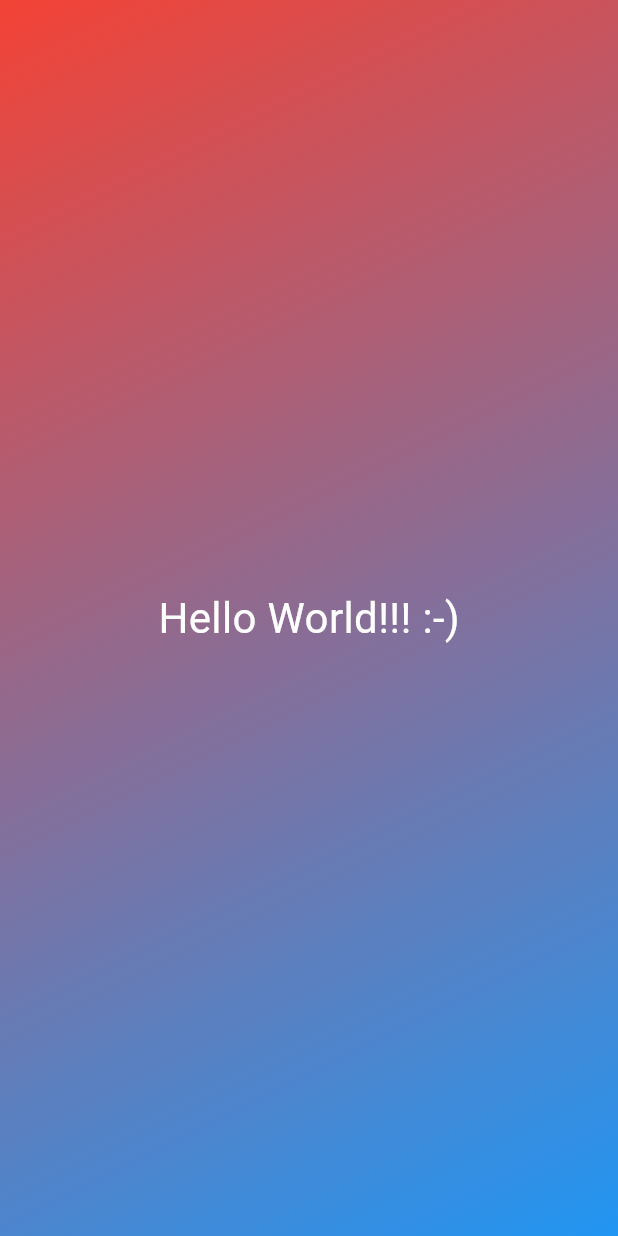
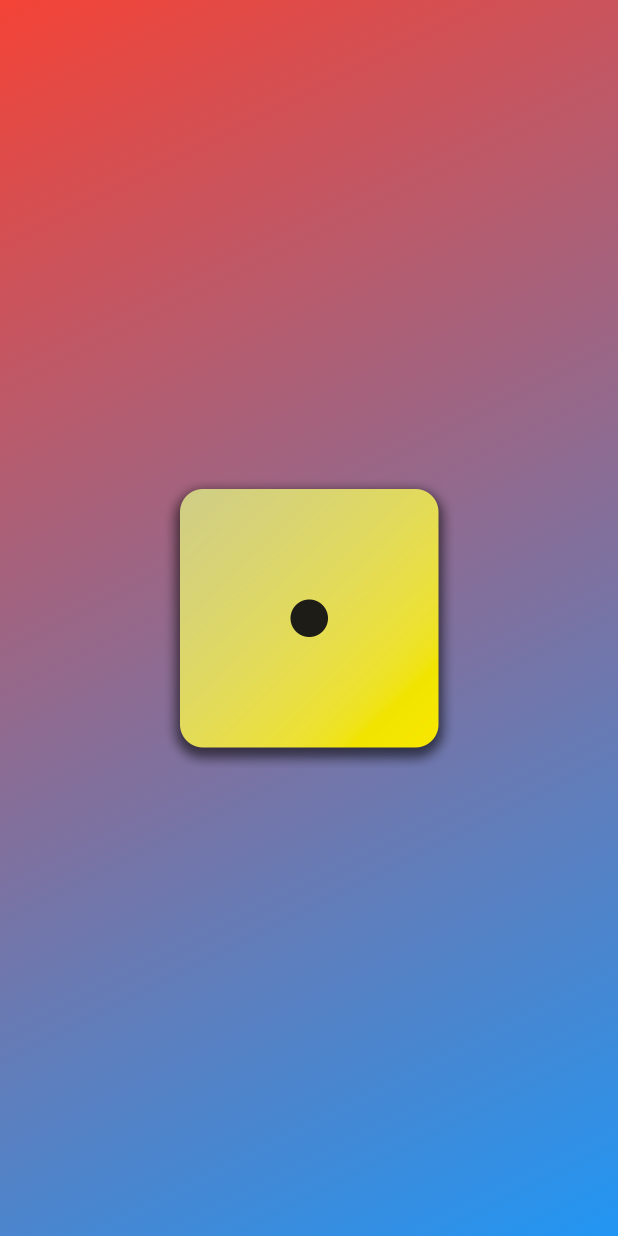
Before and after one commit to GKoukounis/first_app, a Flutter app: the screen it shows after launch, on a phone screen of 412 x 824 dp. Run offline on Flutter 3.47's test engine with Material 3 defaults, Android fonts, the phone set to English and light mode, and no system bars.

Commit message:
Add image folder , also add in in pubspec file for access through the app and display an image  with size.

```diff
--- a/lib/gradient_contrainer.dart
+++ b/lib/gradient_contrainer.dart
@@ -26,7 +26,7 @@ class GradientContainer extends StatelessWidget {
         ),
       ),
       child: Center(
-        child: NewWidget('Hello World!!! :-)'),
+        child: Image.asset('assets/images/dice-1.png', width: 200, height: 200),
       ),
     );
   }
```
Also changed, not shown: pubspec.yaml (+7 -3 lines), assets/images/dice-1.png (added), assets/images/dice-2.png (added), assets/images/dice-3.png (added), assets/images/dice-4.png (added), assets/images/dice-5.png (added), assets/images/dice-6.png (added).
